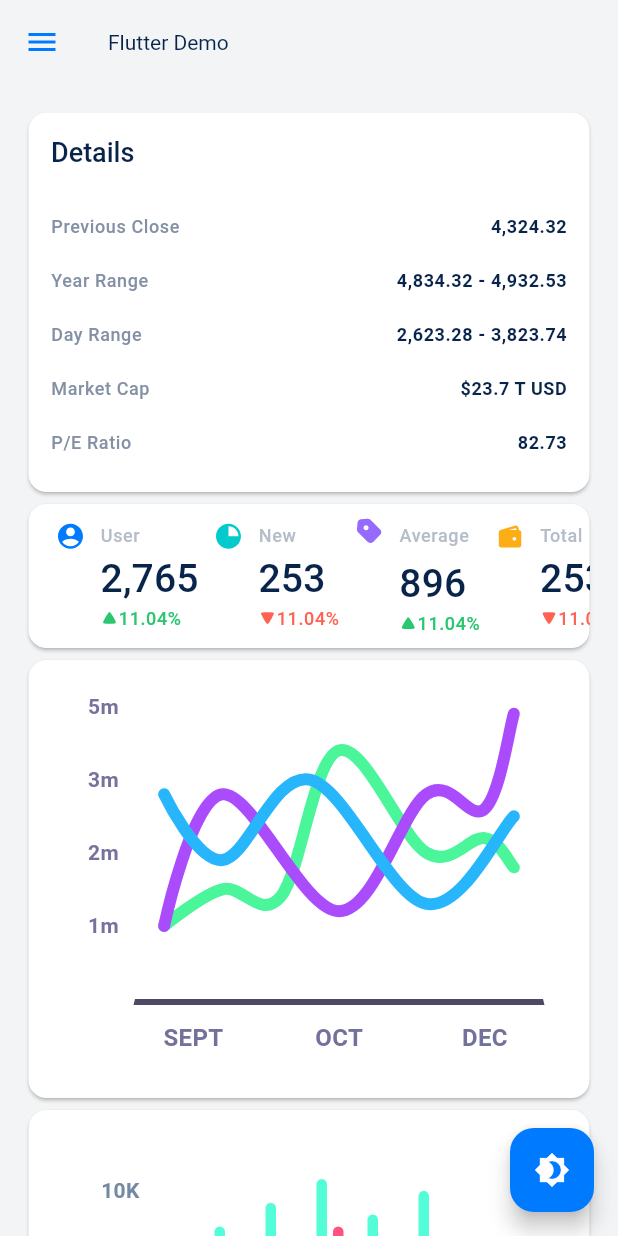
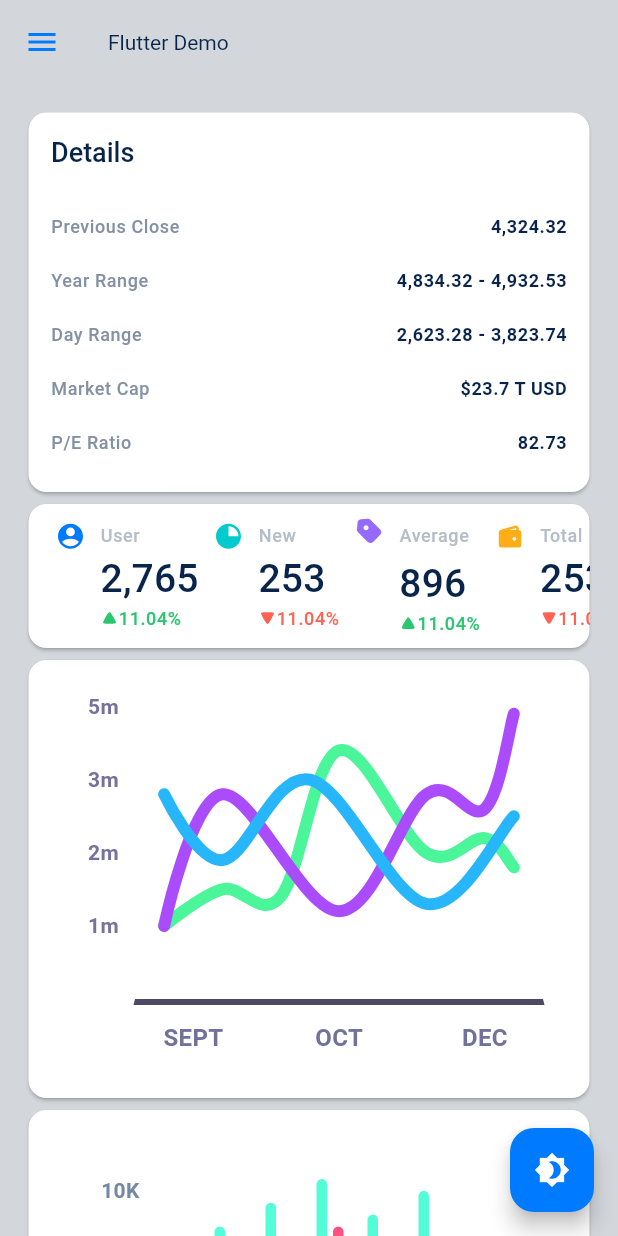
Before and after one commit to celvinren/flutter_dashboard_demo, a Flutter app: the screen it shows after launch, on a phone screen of 412 x 824 dp. Run offline on Flutter 3.47's test engine with Material 2 defaults, Android fonts, the phone set to English and light mode, and no system bars; drawn by our look-alikes of fl_chart; our stand-ins replace equatable, firebase_core, flutter_bloc, flutter_svg; accounts and stored records are empty; generated files the repository leaves out were written again; Roboto replaces fonts that are missing (packages/design_theme/pingfang); project files that could hold a hidden picture were left out.

Commit message:
fix them mode

```diff
--- a/apps/demo_app/lib/app.dart
+++ b/apps/demo_app/lib/app.dart
@@ -34,6 +34,7 @@ class App extends StatelessWidget {
           ],
           theme: const DesignTheme().light,
           darkTheme: const DesignTheme().dark,
+          themeMode: state.isDarkMode ? ThemeMode.dark : ThemeMode.light,
           home: const HomePage(title: 'Flutter Demo Home Page1'),
         ),
       );
--- a/packages/design_theme/lib/src/design_theme.dart
+++ b/packages/design_theme/lib/src/design_theme.dart
@@ -137,7 +137,7 @@ class DesignTheme extends _DesignTheme {
   @override
   ColorScheme get _lightColorScheme => const ColorScheme(
         brightness: Brightness.light,
-        background: Color(0xFFF2F4F6),
+        background: Color.fromARGB(255, 211, 215, 219),
         onBackground: Color(0XFF060F1D),
         surface: Color(0XFFFFFFFF),
         onSurface: MaterialColor(
```
